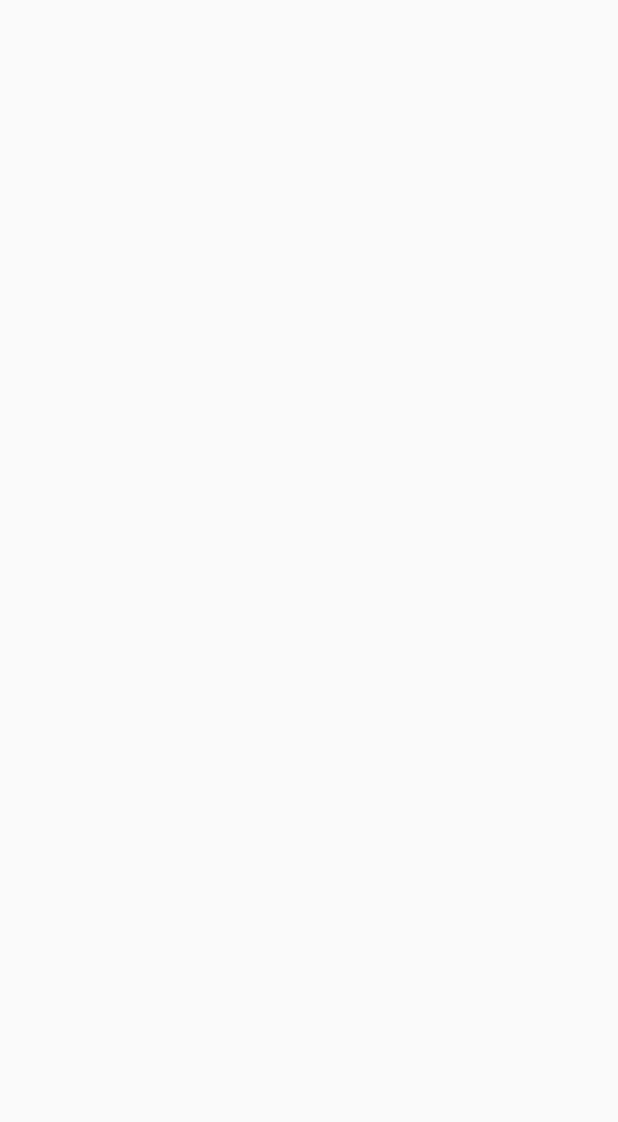
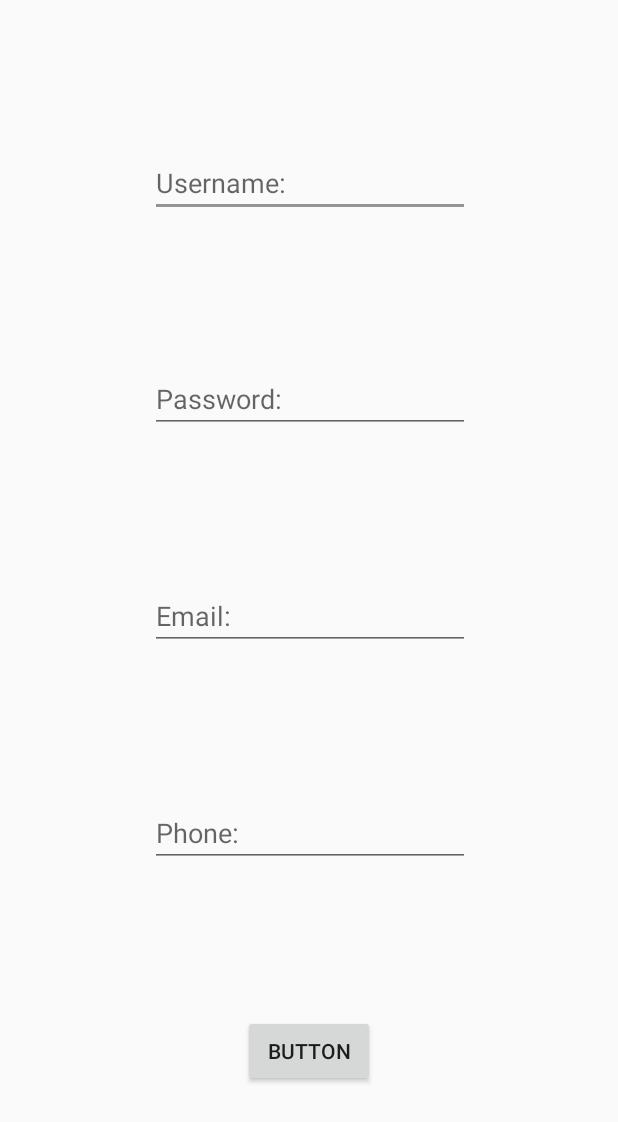
Before and after one commit to jaruwit2538/HomeBakeryVer2, an Android app: the Register screen opened directly, with no data from a screen before it, on a phone screen of 412 x 824 dp. Before the commit the part shown is empty. Shown: the top 1122 px of the screen. Run offline under Robolectric (Android 15) with nearby library versions, the phone set to English and light mode, and no system bars.

Commit message:
Register success

```diff
--- a/app/src/main/java/com/example/khowoatt/homebakery/Database/MySQLiteOpenHelper.java
+++ b/app/src/main/java/com/example/khowoatt/homebakery/Database/MySQLiteOpenHelper.java
@@ -26,8 +26,8 @@ public class MySQLiteOpenHelper extends SQLiteOpenHelper{
     public static final String Member_EMAIL = "email";
     public static final String Member_PHONE = "phone";
     public static final String Member_TYPE = "type";
-    public String CREATE_MEMBER_TABLE = "create table" +Member_TABLE+ " ("+Member_ID+" text primary key," + " " +
-            ""+Member_USER+" text,"+Member_PASSWORD+" text, "+Member_EMAIL+" text,"+Member_PHONE+" text,"+Member_TYPE+" text);";
+    public String CREATE_MEMBER_TABLE ="create table "+Member_TABLE+" ("+Member_ID+" text primary key, " + " "+Member_USER+" text, "
+            +Member_PASSWORD+" text, "+Member_EMAIL+" text, "+Member_PHONE+" text, "+Member_TYPE+" text);";
 
     public static final String Menu_TABLE = "menutable";
     public static final String Menu_ID = "id_menu";
@@ -42,11 +42,12 @@ public class MySQLiteOpenHelper extends SQLiteOpenHelper{
     public static final String Order_TABLE = "ordertable";
     public static final String Order_ID = "id_order";
     public static final String Order_ID_MEMBER = "id_member";
+    //public static final String Order_ID_MENU = "id_menu";
     public static final String Order_DATE = "date_order";
     public static final String Order_PRICE = "price_order";
     public static final String Order_STATUS = "status";
     private static final String CREATE_ORDER_TABLE = "create table "+Order_TABLE+" ("+Order_ID+" text primary key," +
-            " "+Order_ID_MEMBER+" text,"+Order_DATE+" text, "+Order_PRICE+" text, "+Order_STATUS+" text);";
+            " "+Order_ID_MEMBER+" text, "+Order_DATE+" text, "+Order_PRICE+" text, "+Order_STATUS+" text);";
 
     public static final String OrderList_TABLE = "orderlisttable";
     public static final String OrderList_ID_ORDER = "id_order";
@@ -56,10 +57,12 @@ public class MySQLiteOpenHelper extends SQLiteOpenHelper{
     private static final String CREATE_ORDERLIST_TABLE = "create table "+OrderList_TABLE+" ("+OrderList_ID_ORDER+" integer primary key," +
             " "+OrderList_ID_MENU+" text,"+OrderList_AMOUNT+" text, "+OrderLIST_TOTAL+" text);";
 
+
+
+
     public MySQLiteOpenHelper(Context context) {
         super(context, DataBase_Name, null, DataBase_Version);
     }
-
 
     @Override
     public void onCreate(SQLiteDatabase db) {
@@ -71,13 +74,19 @@ public class MySQLiteOpenHelper extends SQLiteOpenHelper{
         db.execSQL(CREATE_MENU_TABLE);
         db.execSQL(CREATE_ORDER_TABLE);
         db.execSQL(CREATE_ORDERLIST_TABLE);
+
     }
 
     @Override
     public void onUpgrade(SQLiteDatabase db, int oldVersion, int newVersion) {
-        String DROP_MEMBER_TABLE = "DROP TABLE IF EXISTS" + Menu_TABLE;
+
+        String DROP_MEMBER_TABLE = "DROP TABLE IF EXISTS " + Member_TABLE;
+
         db.execSQL(DROP_MEMBER_TABLE);
-        Log.i(TAG, "Upgrade Database from" + oldVersion + " to " + newVersion);
+
+        Log.i(TAG, "Upgrade Database from " + oldVersion + " to " + newVersion);
+
         onCreate(db);
+
     }
 }
--- a/app/src/main/java/com/example/khowoatt/homebakery/DetailMenu.java
+++ b/app/src/main/java/com/example/khowoatt/homebakery/DetailMenu.java
@@ -31,9 +31,7 @@ public class DetailMenu extends AppCompatActivity {
         String image = getIntent().getStringExtra("image");
         Picasso.with(DetailMenu.this).load(image).into(detailimageView);
     }
-    public void addorder(View view) {
 
-    }
     public void onClickBack (View view){
         finish();
     }
--- a/app/src/main/java/com/example/khowoatt/homebakery/Login.java
+++ b/app/src/main/java/com/example/khowoatt/homebakery/Login.java
@@ -233,4 +233,8 @@ public class Login extends AppCompatActivity {
         objBuilder.show();
     } //Builder ERROR
 
+    public void toregis(View view) {
+        Intent intent = new Intent(Login.this,Register.class);
+        startActivity(intent);
+    }
 }
--- a/app/src/main/res/layout/activity_login.xml
+++ b/app/src/main/res/layout/activity_login.xml
@@ -67,12 +67,13 @@
         app:layout_constraintTop_toBottomOf="@+id/editPass" />
 
     <Button
-        android:id="@+id/btnRegis"
+        android:id="@+id/btntoregis"
         android:layout_width="280dp"
         android:layout_height="35dp"
         android:layout_marginBottom="8dp"
         android:layout_marginTop="8dp"
         android:background="@drawable/btn"
+        android:onClick="toregis"
         android:text="@string/register"
         android:textColor="#ffffff"
         app:layout_constraintBottom_toBottomOf="parent"
--- a/app/src/main/res/layout/activity_register.xml
+++ b/app/src/main/res/layout/activity_register.xml
@@ -6,4 +6,71 @@
     android:layout_height="match_parent"
     tools:context="com.example.khowoatt.homebakery.Register">
 
+    <EditText
+        android:id="@+id/user"
+        android:layout_width="wrap_content"
+        android:layout_height="wrap_content"
+        android:ems="10"
+        android:hint="Username:"
+        android:inputType="textPersonName"
+        app:layout_constraintRight_toRightOf="parent"
+        app:layout_constraintLeft_toLeftOf="parent"
+        app:layout_constraintBottom_toTopOf="@+id/pass"
+        app:layout_constraintTop_toTopOf="parent"
+        app:layout_constraintHorizontal_bias="0.502" />
+
+    <EditText
+        android:id="@+id/pass"
+        android:layout_width="wrap_content"
+        android:layout_height="wrap_content"
+        android:ems="10"
+        android:hint="Password:"
+        android:inputType="textPassword"
+        app:layout_constraintRight_toRightOf="parent"
+        app:layout_constraintLeft_toLeftOf="parent"
+        app:layout_constraintBottom_toTopOf="@+id/email"
+        app:layout_constraintTop_toBottomOf="@+id/user"
+        app:layout_constraintHorizontal_bias="0.502" />
+
+    <EditText
+        android:id="@+id/email"
+        android:layout_width="wrap_content"
+        android:layout_height="wrap_content"
+        android:ems="10"
+        android:hint="Email:"
+        android:inputType="textEmailAddress"
+        app:layout_constraintRight_toRightOf="parent"
+        app:layout_constraintLeft_toLeftOf="parent"
+        app:layout_constraintBottom_toTopOf="@+id/phone"
+        app:layout_constraintTop_toBottomOf="@+id/pass"
+        app:layout_constraintHorizontal_bias="0.502" />
+
+    <EditText
+        android:id="@+id/phone"
+        android:layout_width="wrap_content"
+        android:layout_height="wrap_content"
+        android:ems="10"
+        android:hint="Phone:"
+        android:inputType="phone"
+        app:layout_constraintRight_toRightOf="parent"
+        app:layout_constraintLeft_toLeftOf="parent"
+        app:layout_constraintTop_toBottomOf="@+id/email"
+        app:layout_constraintHorizontal_bias="0.502"
+        app:layout_constraintBottom_toTopOf="@+id/btnregis" />
+
+    <Button
+        android:id="@+id/btnregis"
+        android:layout_width="wrap_content"
+        android:layout_height="wrap_content"
+        android:layout_marginEnd="8dp"
+        android:layout_marginLeft="8dp"
+        android:layout_marginRight="8dp"
+        android:layout_marginStart="8dp"
+        android:onClick="btnregis"
+        android:text="Button"
+        app:layout_constraintBottom_toBottomOf="parent"
+        app:layout_constraintLeft_toLeftOf="parent"
+        app:layout_constraintRight_toRightOf="parent"
+        app:layout_constraintTop_toBottomOf="@+id/phone" />
+
 </android.support.constraint.ConstraintLayout>
```
Also changed, not shown: app/src/main/java/com/example/khowoatt/homebakery/BreadMenu.java (+4 -4 lines), app/src/main/java/com/example/khowoatt/homebakery/CakeMenu.java (+4 -4 lines), app/src/main/java/com/example/khowoatt/homebakery/Database/MemberTable.java (+30 -1 lines), app/src/main/java/com/example/khowoatt/homebakery/PastryMenu.java (+4 -4 lines), app/src/main/java/com/example/khowoatt/homebakery/Register.java (+114 -0 lines), app/src/main/java/com/example/khowoatt/homebakery/SnackMenu.java (+4 -4 lines).
